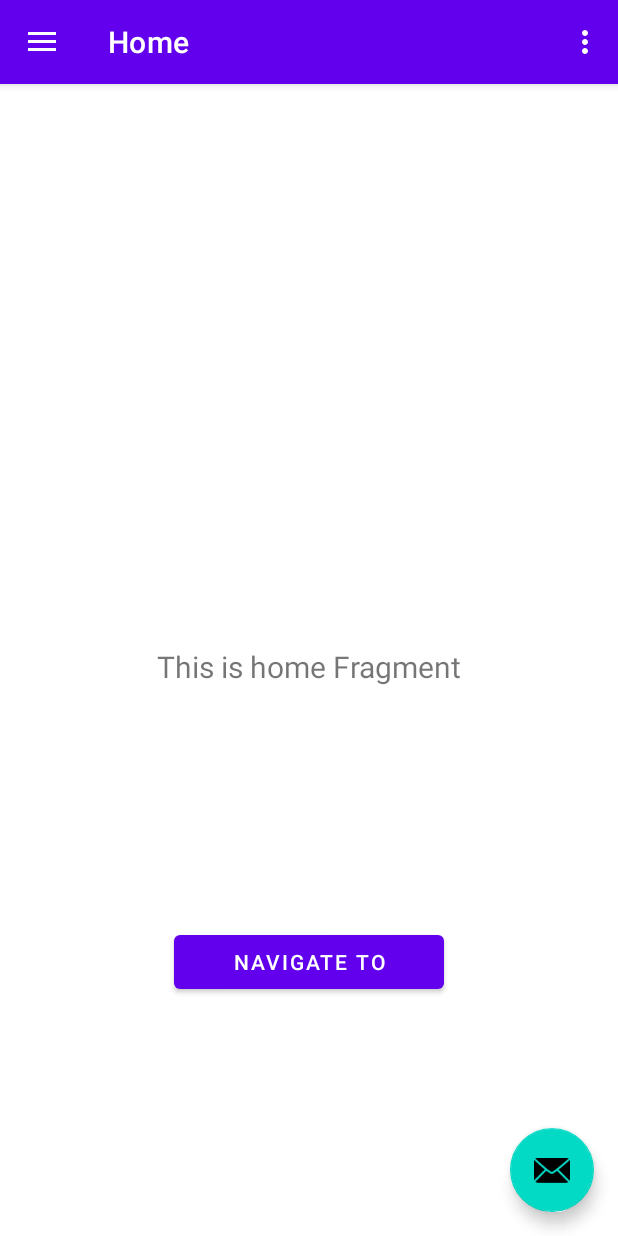
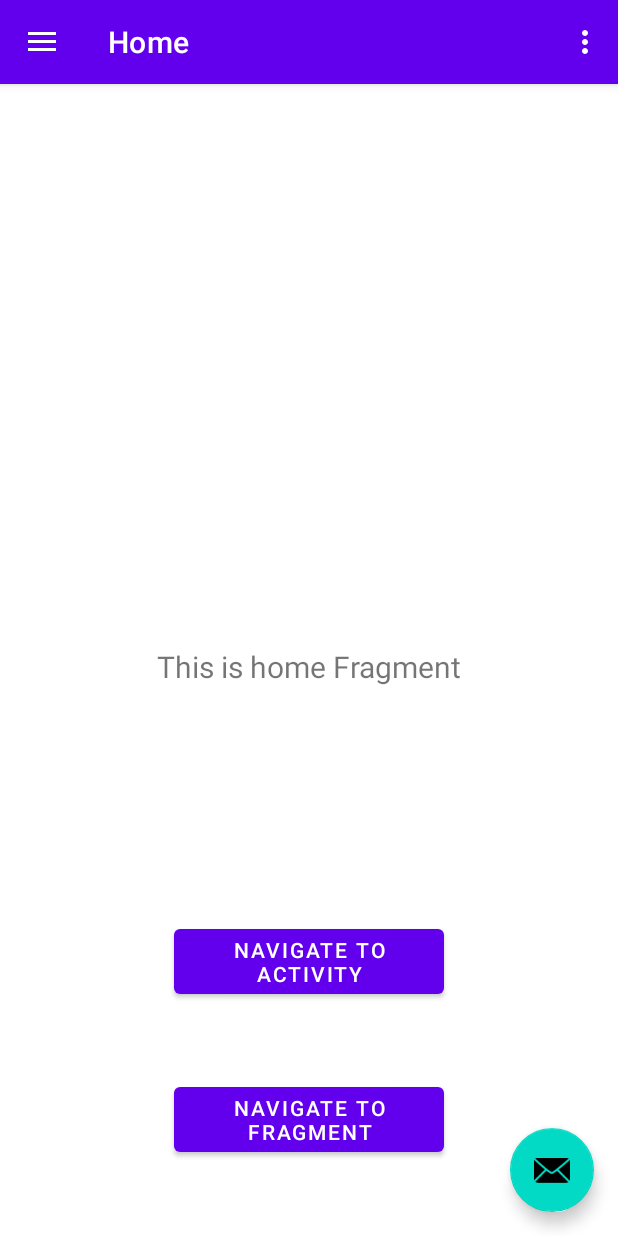
Before and after one commit to gabitheiss/Navigation_drawerLayout, an Android app: the screen it shows after launch (MainActivity), on a phone screen of 412 x 824 dp. Run offline under Robolectric (Android 15) with nearby library versions, the phone set to English and light mode, and no system bars; our stand-ins replace navigation-ui.

Commit message:
New button to fragment gallery

```diff
--- a/app/src/main/java/com/example/navigation/ui/home/HomeFragment.kt
+++ b/app/src/main/java/com/example/navigation/ui/home/HomeFragment.kt
@@ -36,10 +36,12 @@ class HomeFragment : Fragment() {
         homeViewModel.text.observe(viewLifecycleOwner, Observer {
             textView.text = it
         })
-        _binding?.buttonNavigate?.setOnClickListener{
+        _binding?.buttonNavigateActivity?.setOnClickListener{
             it.findNavController().navigate(R.id.testeActivity)
         }
-
+        _binding?.buttonNavigateFragment?.setOnClickListener{
+            it.findNavController().navigate(R.id.nav_gallery)
+        }
         return root
     }
 
--- a/app/src/main/res/layout/fragment_home.xml
+++ b/app/src/main/res/layout/fragment_home.xml
@@ -21,12 +21,22 @@
         app:layout_constraintTop_toTopOf="parent" />
 
     <com.google.android.material.button.MaterialButton
-        android:id="@+id/buttonNavigate"
+        android:id="@+id/buttonNavigateActivity"
         android:layout_width="180dp"
         android:layout_height="wrap_content"
-        android:text="Navigate To"
+        android:text="Navigate to activity"
         app:layout_constraintBottom_toBottomOf="parent"
         app:layout_constraintEnd_toEndOf="parent"
         app:layout_constraintStart_toStartOf="parent"
         app:layout_constraintTop_toBottomOf="@+id/text_home" />
+
+    <com.google.android.material.button.MaterialButton
+        android:id="@+id/buttonNavigateFragment"
+        android:layout_width="180dp"
+        android:layout_height="wrap_content"
+        android:text="Navigate to fragment"
+        app:layout_constraintBottom_toBottomOf="parent"
+        app:layout_constraintEnd_toEndOf="parent"
+        app:layout_constraintStart_toStartOf="parent"
+        app:layout_constraintTop_toBottomOf="@+id/buttonNavigateActivity" />
 </androidx.constraintlayout.widget.ConstraintLayout>
```
